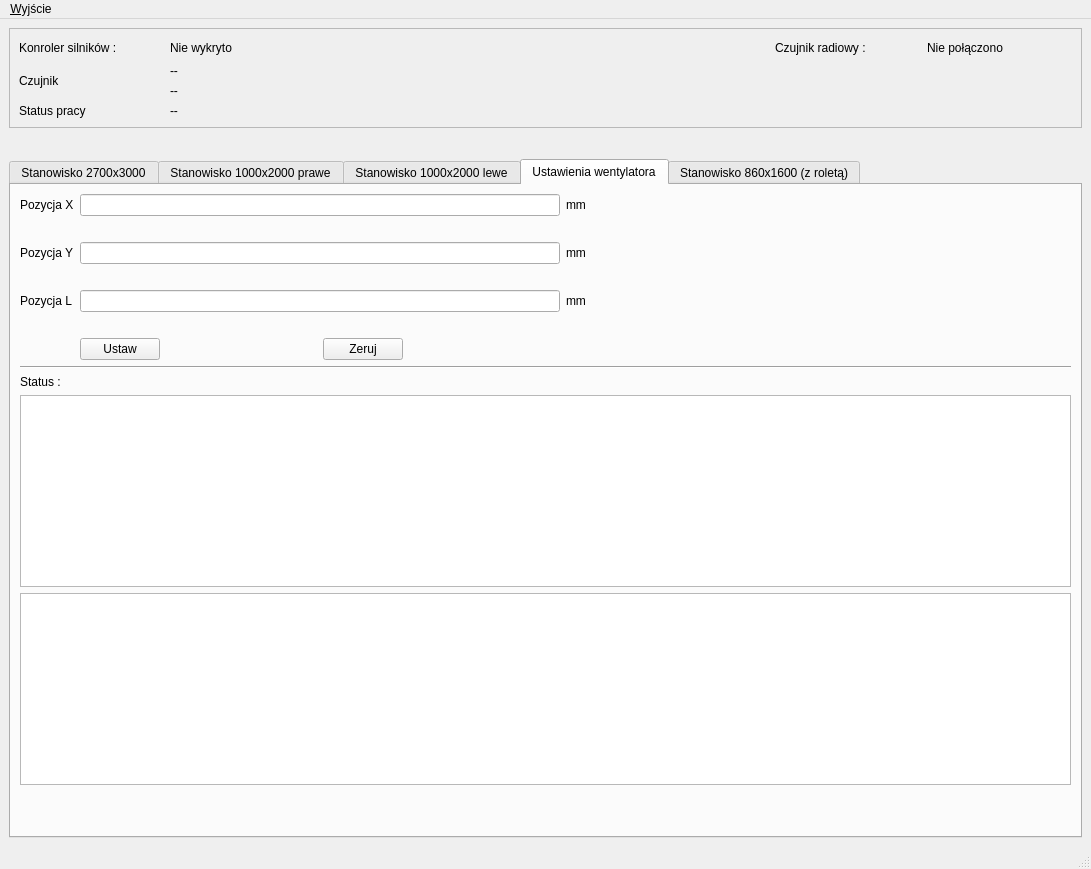
First picture: the form in PrzeplywomierzGUI/Aplikacja/miernikprzeplywu.ui, repository wiacekmarcin/StanowiskoOtwock, before the edit.
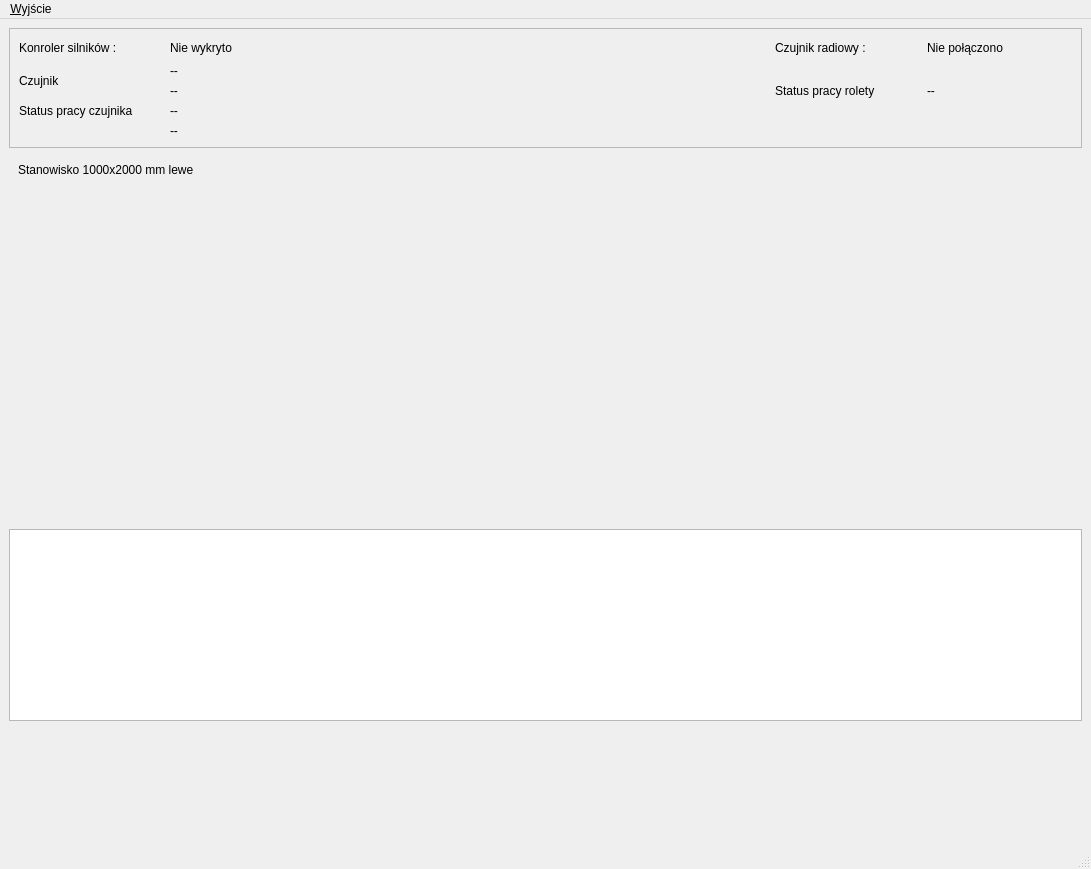
Second picture: the form after the edit. The open tabs and pages were chosen to show the change. Icons and pictures are not drawn. Custom widgets are drawn as their Qt base class.

```diff
--- a/PrzeplywomierzGUI/Aplikacja/miernikprzeplywu.ui
+++ b/PrzeplywomierzGUI/Aplikacja/miernikprzeplywu.ui
@@ -28,6 +28,27 @@
        <enum>QFrame::Raised</enum>
       </property>
       <layout class="QGridLayout" name="gridLayout">
+       <item row="3" column="0">
+        <widget class="QLabel" name="eStatus">
+         <property name="text">
+          <string>Status pracy czujnika</string>
+         </property>
+        </widget>
+       </item>
+       <item row="0" column="1">
+        <widget class="QLabel" name="lConneected">
+         <property name="text">
+          <string>Nie wykryto</string>
+         </property>
+        </widget>
+       </item>
+       <item row="2" column="1">
+        <widget class="QLabel" name="lcz1unit">
+         <property name="text">
+          <string>--</string>
+         </property>
+        </widget>
+       </item>
        <item row="1" column="0" rowspan="2">
         <widget class="QLabel" name="ecz1">
          <property name="text">
@@ -35,6 +56,27 @@
          </property>
         </widget>
        </item>
+       <item row="1" column="1">
+        <widget class="QLabel" name="lcz1mv">
+         <property name="text">
+          <string>--</string>
+         </property>
+        </widget>
+       </item>
+       <item row="2" column="6">
+        <widget class="QLabel" name="lStatusRoleta">
+         <property name="text">
+          <string>--</string>
+         </property>
+        </widget>
+       </item>
+       <item row="4" column="1" colspan="2">
+        <widget class="QLabel" name="lStatusMinor">
+         <property name="text">
+          <string>--</string>
+         </property>
+        </widget>
+       </item>
        <item row="0" column="2">
         <widget class="QLabel" name="statusserial">
          <property name="text">
@@ -42,10 +84,10 @@
          </property>
         </widget>
        </item>
-       <item row="3" column="1" colspan="6">
-        <widget class="QLabel" name="lStatus">
+       <item row="0" column="6">
+        <widget class="QLabel" name="lradio">
          <property name="text">
-          <string>--</string>
+          <string>Nie połączono</string>
          </property>
         </widget>
        </item>
@@ -56,6 +98,13 @@
          </property>
         </widget>
        </item>
+       <item row="2" column="5">
+        <widget class="QLabel" name="eStatusRoleta">
+         <property name="text">
+          <string>Status pracy rolety</string>
+         </property>
+        </widget>
+       </item>
        <item row="0" column="3" colspan="2">
         <spacer name="horizontalSpacer">
          <property name="orientation">
@@ -69,34 +118,6 @@
          </property>
         </spacer>
        </item>
-       <item row="2" column="1">
-        <widget class="QLabel" name="lcz1unit">
-         <property name="text">
-          <string>--</string>
-         </property>
-        </widget>
-       </item>
-       <item row="1" column="1">
-        <widget class="QLabel" name="lcz1mv">
-         <property name="text">
-          <string>--</string>
-         </property>
-        </widget>
-       </item>
-       <item row="0" column="6">
-        <widget class="QLabel" name="lradio">
-         <property name="text">
-          <string>Nie połączono</string>
-         </property>
-        </widget>
-       </item>
-       <item row="3" column="0">
-        <widget class="QLabel" name="eStatus">
-         <property name="text">
-          <string>Status pracy</string>
-         </property>
-        </widget>
-       </item>
        <item row="0" column="5">
         <widget class="QLabel" name="eRadio">
          <property name="text">
@@ -104,10 +125,10 @@
          </property>
         </widget>
        </item>
-       <item row="0" column="1">
-        <widget class="QLabel" name="lConneected">
+       <item row="3" column="1" colspan="4">
+        <widget class="QLabel" name="lStatus">
          <property name="text">
-          <string>Nie wykryto</string>
+          <string>--</string>
          </property>
         </widget>
        </item>
@@ -116,224 +137,129 @@
     </item>
     <item>
      <widget class="QStackedWidget" name="stackedWidget">
+      <property name="currentIndex">
+       <number>3</number>
+      </property>
       <widget class="QWidget" name="stanowisko2700_3000">
        <layout class="QVBoxLayout" name="verticalLayout_2">
         <item>
-         <widget class="QWidget" name="widget" native="true"/>
-        </item>
-       </layout>
-      </widget>
-      <widget class="QWidget" name="page_2"/>
-      <widget class="QWidget" name="stanowisko1000_2000prawe"/>
-     </widget>
-    </item>
-    <item>
-     <widget class="QTabWidget" name="tabWidget">
-      <property name="currentIndex">
-       <number>0</number>
-      </property>
-      <widget class="QWidget" name="tab_2700">
-       <attribute name="title">
-        <string>Stanowisko 2700x3000</string>
-       </attribute>
-       <layout class="QVBoxLayout" name="verticalLaoutTab2700"/>
-      </widget>
-      <widget class="QWidget" name="tab_1000p">
-       <attribute name="title">
-        <string>Stanowisko 1000x2000 prawe</string>
-       </attribute>
-       <layout class="QVBoxLayout" name="verticallayoutTab1000p"/>
-      </widget>
-      <widget class="QWidget" name="tab_1000l">
-       <attribute name="title">
-        <string>Stanowisko 1000x2000 lewe</string>
-       </attribute>
-       <layout class="QVBoxLayout" name="verticallayoutTab1000l"/>
-      </widget>
-      <widget class="QWidget" name="tab_fun">
-       <attribute name="title">
-        <string>Ustawienia wentylatora</string>
-       </attribute>
-       <layout class="QGridLayout" name="gridLayout_2">
-        <item row="0" column="0">
-         <widget class="QLabel" name="eX">
+         <widget class="QLabel" name="lstanowisko2700_3000">
           <property name="text">
-           <string>Pozycja X</string>
+           <string>Stanowisko 2700x3000 mm</string>
           </property>
          </widget>
         </item>
-        <item row="0" column="1">
-         <widget class="QLineEdit" name="leX"/>
+        <item>
+         <widget class="MierzonePozycje" name="widget_2700_3000" native="true"/>
         </item>
-        <item row="0" column="2">
-         <widget class="QLabel" name="lmmx">
+       </layout>
+      </widget>
+      <widget class="QWidget" name="stanowisko1000_2000prawe">
+       <layout class="QVBoxLayout" name="verticalLayout_4">
+        <item>
+         <widget class="QLabel" name="lstanowisko1000_2000prawe">
           <property name="text">
-           <string>mm</string>
+           <string>Stanowisko 1000x2000 prawe</string>
           </property>
          </widget>
         </item>
-        <item row="0" column="3">
-         <spacer name="horizontalSpacer_12">
+        <item>
+         <widget class="MierzonePozycje" name="widget_1000_2000prawe" native="true"/>
+        </item>
+        <item>
+         <spacer name="verticalSpacer_4">
           <property name="orientation">
-           <enum>Qt::Horizontal</enum>
+           <enum>Qt::Vertical</enum>
           </property>
           <property name="sizeHint" stdset="0">
            <size>
-            <width>40</width>
-            <height>20</height>
+            <width>20</width>
+            <height>40</height>
            </size>
           </property>
          </spacer>
         </item>
-        <item row="1" column="1">
-         <widget class="QLabel" name="errorWentylatorX">
+       </layout>
+      </widget>
+      <widget class="QWidget" name="stanowisko1000_2000lewe">
+       <layout class="QVBoxLayout" name="verticalLayout_3">
+        <item>
+         <widget class="QLabel" name="lStanowisko1000_2000lewe">
           <property name="text">
-           <string/>
+           <string>Stanowisko 1000x2000 mm lewe</string>
           </property>
          </widget>
         </item>
-        <item row="2" column="0">
-         <widget class="QLabel" name="eY">
-          <property name="text">
-           <string>Pozycja Y</string>
-          </property>
-         </widget>
+        <item>
+         <widget class="MierzonePozycje" name="widget_1000_2000lewe" native="true"/>
         </item>
-        <item row="2" column="1">
-         <widget class="QLineEdit" name="leY"/>
-        </item>
-        <item row="2" column="2">
-         <widget class="QLabel" name="lmmy">
-          <property name="text">
-           <string>mm</string>
+        <item>
+         <spacer name="verticalSpacer_3">
+          <property name="orientation">
+           <enum>Qt::Vertical</enum>
           </property>
-         </widget>
-        </item>
-        <item row="3" column="1">
-         <widget class="QLabel" name="errorWentylatorY">
-          <property name="text">
-           <string/>
+          <property name="sizeHint" stdset="0">
+           <size>
+            <width>20</width>
+            <height>40</height>
+           </size>
           </property>
-         </widget>
+         </spacer>
         </item>
-        <item row="4" column="0">
-         <widget class="QLabel" name="label">
-          <property name="text">
-           <string>Pozycja L</string>
-          </property>
-         </widget>
+       </layout>
+      </widget>
+      <widget class="QWidget" name="wentylator">
+       <layout class="QVBoxLayout" name="verticalLayout_6">
+        <item>
+         <widget class="Wentylator" name="widget_wentylator" native="true"/>
         </item>
-        <item row="4" column="1">
-         <widget class="QLineEdit" name="leL"/>
-        </item>
-        <item row="4" column="2">
-         <widget class="QLabel" name="label_2">
+       </layout>
+      </widget>
+      <widget class="QWidget" name="stanowisko860_1600">
+       <layout class="QVBoxLayout" name="verticalLayout_5">
+        <item>
+         <widget class="QLabel" name="lstanowisko860x1500">
           <property name="text">
-           <string>mm</string>
+           <string>Stanowisko 860x1500 mm</string>
           </property>
          </widget>
         </item>
-        <item row="5" column="1">
-         <widget class="QLabel" name="errorWentylatorL">
-          <property name="text">
-           <string/>
-          </property>
-         </widget>
+        <item>
+         <widget class="PozycjeRoleta" name="widget_860_1500" native="true"/>
         </item>
-        <item row="6" column="1">
-         <layout class="QHBoxLayout" name="horizontalLayout">
-          <item>
-           <widget class="QPushButton" name="pbUstaw">
-            <property name="text">
-             <string>Ustaw</string>
-            </property>
-           </widget>
-          </item>
-          <item>
-           <spacer name="horizontalSpacer_2">
-            <property name="orientation">
-             <enum>Qt::Horizontal</enum>
-            </property>
-            <property name="sizeHint" stdset="0">
-             <size>
-              <width>40</width>
-              <height>20</height>
-             </size>
-            </property>
-           </spacer>
-          </item>
-          <item>
-           <widget class="QPushButton" name="pbZeruj">
-            <property name="text">
-             <string>Zeruj</string>
-            </property>
-           </widget>
-          </item>
-          <item>
-           <spacer name="horizontalSpacer_3">
-            <property name="orientation">
-             <enum>Qt::Horizontal</enum>
-            </property>
-            <property name="sizeHint" stdset="0">
-             <size>
-              <width>40</width>
-              <height>20</height>
-             </size>
-            </property>
-           </spacer>
-          </item>
-         </layout>
-        </item>
-        <item row="7" column="0" colspan="4">
-         <widget class="Line" name="line_3">
+        <item>
+         <spacer name="verticalSpacer_5">
           <property name="orientation">
-           <enum>Qt::Horizontal</enum>
-          </property>
-         </widget>
-        </item>
-        <item row="8" column="0">
-         <widget class="QLabel" name="eStatusWiatrak">
-          <property name="text">
-           <string>Status :</string>
-          </property>
-         </widget>
-        </item>
-        <item row="8" column="1">
-         <widget class="QLabel" name="lStatusWiatrak">
-          <property name="text">
-           <string/>
-          </property>
-         </widget>
-        </item>
-        <item row="9" column="0" colspan="4">
-         <widget class="QTextEdit" name="statusWentylator"/>
-        </item>
-        <item row="10" column="0" colspan="4">
-         <widget class="QTextEdit" name="debug"/>
-        </item>
-        <item row="11" column="0">
-         <spacer name="verticalSpacer_2">
-          <property name="orientation">
            <enum>Qt::Vertical</enum>
           </property>
           <property name="sizeHint" stdset="0">
            <size>
             <width>20</width>
-            <height>40</height>
+            <height>331</height>
            </size>
           </property>
          </spacer>
         </item>
        </layout>
       </widget>
-      <widget class="QWidget" name="tab_roleta">
-       <attribute name="title">
-        <string>Stanowisko 860x1600 (z roletą)</string>
-       </attribute>
-       <layout class="QVBoxLayout" name="verticalLayoutRoleta"/>
-      </widget>
      </widget>
     </item>
+    <item>
+     <widget class="QTextEdit" name="debug"/>
+    </item>
+    <item>
+     <spacer name="verticalSpacer_2">
+      <property name="orientation">
+       <enum>Qt::Vertical</enum>
+      </property>
+      <property name="sizeHint" stdset="0">
+       <size>
+        <width>20</width>
+        <height>40</height>
+       </size>
+      </property>
+     </spacer>
+    </item>
    </layout>
   </widget>
   <widget class="QMenuBar" name="menubar">
@@ -384,15 +310,26 @@
    </property>
   </action>
  </widget>
- <tabstops>
-  <tabstop>tabWidget</tabstop>
-  <tabstop>leX</tabstop>
-  <tabstop>leY</tabstop>
-  <tabstop>leL</tabstop>
-  <tabstop>pbUstaw</tabstop>
-  <tabstop>statusWentylator</tabstop>
-  <tabstop>debug</tabstop>
- </tabstops>
+ <customwidgets>
+  <customwidget>
+   <class>MierzonePozycje</class>
+   <extends>QWidget</extends>
+   <header>mierzonepozycje.h</header>
+   <container>1</container>
+  </customwidget>
+  <customwidget>
+   <class>PozycjeRoleta</class>
+   <extends>QWidget</extends>
+   <header>pozycjeroleta.h</header>
+   <container>1</container>
+  </customwidget>
+  <customwidget>
+   <class>Wentylator</class>
+   <extends>QWidget</extends>
+   <header>wentylator.h</header>
+   <container>1</container>
+  </customwidget>
+ </customwidgets>
  <resources>
   <include location="ikony.qrc"/>
  </resources>
```
